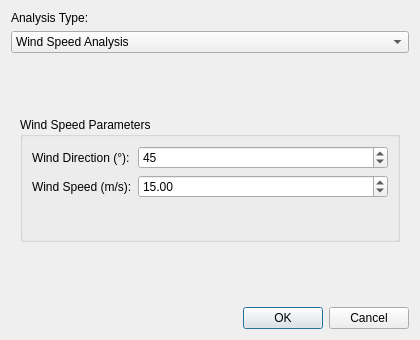
Qt form infrared_city_gis/infrared_city_run_simulation_dialog.ui (Infrared-city/qgis-plugin) before a commit.
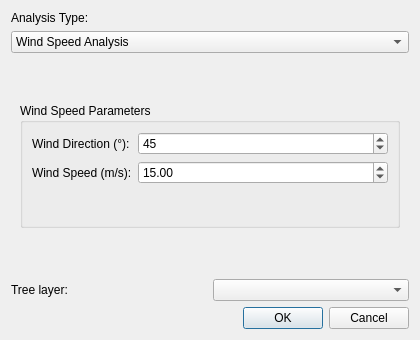
The same form after that commit.

Commit message: feat: tree handling

Diff of the .ui file:
```diff
--- a/infrared_city_gis/infrared_city_run_simulation_dialog.ui
+++ b/infrared_city_gis/infrared_city_run_simulation_dialog.ui
@@ -478,6 +478,30 @@
      </widget>
     </widget>
    </item>
+   <item>
+    <layout class="QHBoxLayout" name="tree_layer_layout">
+     <item>
+      <widget class="QLabel" name="label_tree_layer">
+       <property name="text">
+        <string>Tree layer:</string>
+       </property>
+       <property name="minimumSize">
+        <size>
+         <width>120</width>
+         <height>0</height>
+        </size>
+       </property>
+      </widget>
+     </item>
+     <item>
+      <widget class="QComboBox" name="tree_layer_dropdown">
+       <property name="toolTip">
+        <string>Select a layer whose name contains 'tree-' to use as the vegetation source. Empty = no vegetation.</string>
+       </property>
+      </widget>
+     </item>
+    </layout>
+   </item>
    <item>
     <widget class="QDialogButtonBox" name="button_box">
      <property name="orientation">
```
The commit also changes 7 other files.
